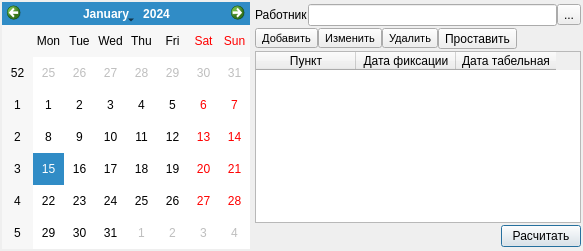
Old version of the form ui/staff_traffic.ui in the repository Meller008/CRM-Avi.
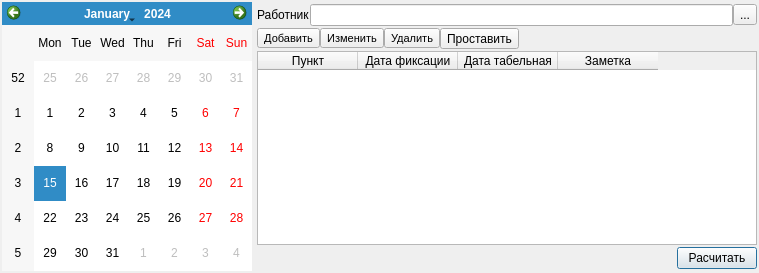
New version of the form.

```diff
--- a/ui/staff_traffic.ui
+++ b/ui/staff_traffic.ui
@@ -6,8 +6,8 @@
    <rect>
     <x>0</x>
     <y>0</y>
-    <width>583</width>
-    <height>251</height>
+    <width>759</width>
+    <height>273</height>
    </rect>
   </property>
   <property name="windowTitle">
@@ -85,6 +85,11 @@
          <string>Дата табельная</string>
         </property>
        </column>
+       <column>
+        <property name="text">
+         <string>Заметка</string>
+        </property>
+       </column>
       </widget>
      </item>
      <item row="3" column="0">
```
